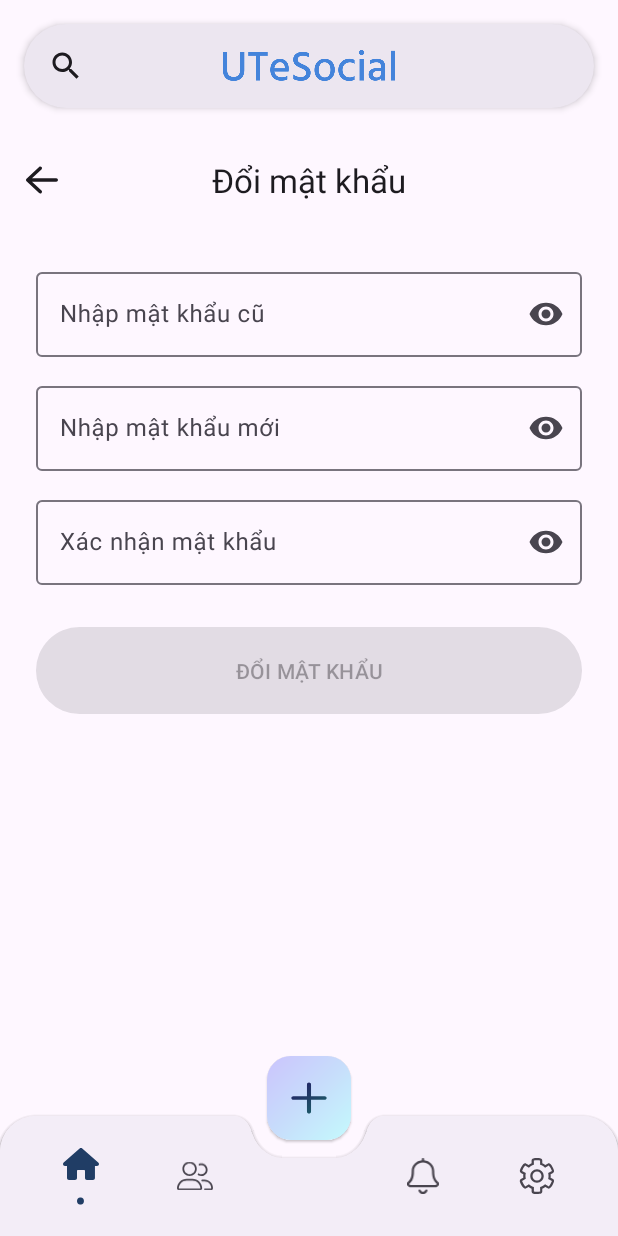
After one commit to VinhSama/UTeSocial, an Android app: the ChangePasswordFragment screen opened through its navigation route, on a phone screen of 412 x 824 dp. The commit adds this screen. Run offline under Robolectric (Android 15) with nearby library versions, the phone set to English and light mode, and no system bars; our stand-ins replace Dagger/Hilt's generated code, RxJava, Shimmer, data binding, paging; network calls fail; 1 statement that could not run was skipped.

Commit message:
Add UI Change Password & Change Avatar

```diff
--- /dev/null
+++ b/app/src/main/res/layout/fragment_change_password.xml
@@ -0,0 +1,120 @@
+<?xml version="1.0" encoding="utf-8"?>
+<layout xmlns:android="http://schemas.android.com/apk/res/android"
+    xmlns:app="http://schemas.android.com/apk/res-auto"
+    xmlns:tools="http://schemas.android.com/tools">
+
+    <data>
+
+        <variable
+            name="fragment"
+            type="com.utesocial.android.feature_change_password.presentation.element.ChangePasswordFragment" />
+
+    </data>
+
+    <androidx.coordinatorlayout.widget.CoordinatorLayout
+        android:id="@+id/coordinator_layout_root"
+        android:layout_width="match_parent"
+        android:layout_height="match_parent"
+        tools:context=".feature_change_password.presentation.element.ChangePasswordFragment">
+
+        <com.google.android.material.appbar.AppBarLayout
+            android:id="@+id/app_bar_layout"
+            android:layout_width="match_parent"
+            android:layout_height="wrap_content">
+
+            <com.google.android.material.appbar.MaterialToolbar
+                android:id="@+id/toolbar"
+                android:layout_width="match_parent"
+                android:layout_height="wrap_content"
+                android:minHeight="?attr/actionBarSize"
+                android:paddingStart="0dp"
+                android:paddingEnd="8dp"
+                app:navigationIcon="@drawable/ico_arrow_left_regular"
+                app:navigationIconTint="?attr/colorOnSurface"
+                app:title="@string/str_fra_change_pass_tb_title"
+                app:titleCentered="true" />
+
+        </com.google.android.material.appbar.AppBarLayout>
+
+        <androidx.core.widget.NestedScrollView
+            android:id="@+id/scroll_view_content"
+            android:layout_width="match_parent"
+            android:layout_height="match_parent"
+            app:layout_behavior="@string/appbar_scrolling_view_behavior">
+
+            <LinearLayout
+                android:id="@+id/linear_layout_content"
+                android:layout_width="match_parent"
+                android:layout_height="match_parent"
+                android:orientation="vertical"
+                android:padding="24dp">
+
+                <com.google.android.material.textfield.TextInputLayout
+                    android:id="@+id/text_input_layout_password_old"
+                    android:layout_width="match_parent"
+                    android:layout_height="wrap_content"
+                    android:layout_marginBottom="14dp"
+                    android:hint="@string/str_fra_change_pass_til_password_old"
+                    app:endIconMode="password_toggle">
+
+                    <com.google.android.material.textfield.TextInputEditText
+                        android:id="@+id/text_input_edit_text_password_old"
+                        android:layout_width="match_parent"
+                        android:layout_height="wrap_content"
+                        android:afterTextChanged="@{text -> fragment.checkOldPassword()}"
+                        android:imeOptions="actionNext"
+                        android:inputType="textPassword" />
+
+                </com.google.android.material.textfield.TextInputLayout>
+
+                <com.google.android.material.textfield.TextInputLayout
+                    android:id="@+id/text_input_layout_password_new"
+                    android:layout_width="match_parent"
+                    android:layout_height="wrap_content"
+                    android:layout_marginBottom="14dp"
+                    android:hint="@string/str_fra_change_pass_til_password_new"
+                    app:endIconMode="password_toggle">
+
+                    <com.google.android.material.textfield.TextInputEditText
+                        android:id="@+id/text_input_edit_text_password_new"
+                        android:layout_width="match_parent"
+                        android:layout_height="wrap_content"
+                        android:afterTextChanged="@{text -> fragment.checkNewPassword()}"
+                        android:imeOptions="actionNext"
+                        android:inputType="textPassword" />
+
+                </com.google.android.material.textfield.TextInputLayout>
+
+                <com.google.android.material.textfield.TextInputLayout
+                    android:id="@+id/text_input_layout_password_confirm"
+                    android:layout_width="match_parent"
+                    android:layout_height="wrap_content"
+                    android:layout_marginBottom="24dp"
+                    android:hint="@string/str_fra_change_pass_til_password_confirm"
+                    app:endIconMode="password_toggle">
+
+                    <com.google.android.material.textfield.TextInputEditText
+                        android:id="@+id/text_input_edit_text_password_confirm"
+                        android:layout_width="match_parent"
+                        android:layout_height="wrap_content"
+                        android:afterTextChanged="@{text -> fragment.checkConfirmPassword()}"
+                        android:imeOptions="actionDone"
+                        android:inputType="textPassword" />
+
+                </com.google.android.material.textfield.TextInputLayout>
+
+                <com.google.android.material.button.MaterialButton
+                    android:id="@+id/button_change_password"
+                    android:layout_width="match_parent"
+                    android:layout_height="66dp"
+                    android:enabled="false"
+                    android:text="@string/str_fra_change_pass_tb_title"
+                    android:textAllCaps="true" />
+
+            </LinearLayout>
+
+        </androidx.core.widget.NestedScrollView>
+
+    </androidx.coordinatorlayout.widget.CoordinatorLayout>
+
+</layout>
--- a/app/src/main/res/navigation/nav_act_main.xml
+++ b/app/src/main/res/navigation/nav_act_main.xml
@@ -57,6 +57,22 @@
             app:popEnterAnim="@android:anim/fade_in"
             app:popExitAnim="@android:anim/fade_out" />
 
+        <action
+            android:id="@+id/action_settings_change_avatar"
+            app:destination="@id/item_fra_change_avatar"
+            app:enterAnim="@anim/anim_slide_up"
+            app:exitAnim="@anim/anim_slide_down"
+            app:popEnterAnim="@anim/anim_slide_up"
+            app:popExitAnim="@anim/anim_slide_down" />
+
+        <action
+            android:id="@+id/action_settings_change_password"
+            app:destination="@id/item_fra_change_password"
+            app:enterAnim="@anim/anim_slide_up"
+            app:exitAnim="@anim/anim_slide_down"
+            app:popEnterAnim="@anim/anim_slide_up"
+            app:popExitAnim="@anim/anim_slide_down" />
+
     </fragment>
 
     <fragment
@@ -93,4 +109,16 @@
 
     </fragment>
 
+    <fragment
+        android:id="@+id/item_fra_change_avatar"
+        android:name="com.utesocial.android.feature_change_avatar.presentation.element.ChangeAvatarFragment"
+        android:label="ChangeAvatarFragment"
+        tools:layout="@layout/fragment_change_avatar" />
+
+    <fragment
+        android:id="@+id/item_fra_change_password"
+        android:name="com.utesocial.android.feature_change_password.presentation.element.ChangePasswordFragment"
+        android:label="ChangePasswordFragment"
+        tools:layout="@layout/fragment_change_password" />
+
 </navigation>
--- a/app/src/main/res/values/strings.xml
+++ b/app/src/main/res/values/strings.xml
@@ -176,4 +176,13 @@
     <string name="str_fra_profile_candidate_tv_identity_code"><b><i>Mã thí sinh:</i></b></string>
     <string name="str_fra_profile_candidate_tv_major"><b><i>Ngành dự định:</i></b></string>
     <string name="str_fra_profile_candidate_tv_school"><b><i>Trường hiện tại:</i></b></string>
+
+    <string name="str_fra_change_avatar_tb_title">Đổi ảnh đại diện</string>
+    <string name="str_fra_change_avatar_btn_choose_image">Chọn hình ảnh</string>
+    <string name="str_fra_change_avatar_btn_save">Lưu</string>
+
+    <string name="str_fra_change_pass_tb_title">Đổi mật khẩu</string>
+    <string name="str_fra_change_pass_til_password_old">Nhập mật khẩu cũ</string>
+    <string name="str_fra_change_pass_til_password_new">Nhập mật khẩu mới</string>
+    <string name="str_fra_change_pass_til_password_confirm">Xác nhận mật khẩu</string>
 </resources>
```
Also changed, not shown: app/src/main/java/com/utesocial/android/feature_change_avatar/presentation/element/ChangeAvatarFragment.kt (added, +58 -0 lines), app/src/main/java/com/utesocial/android/feature_change_password/presentation/element/ChangePasswordFragment.kt (added, +154 -0 lines), app/src/main/java/com/utesocial/android/feature_settings/presentation/element/SettingsFragment.kt (+17 -0 lines), app/src/main/res/layout/fragment_change_avatar.xml (added, +90 -0 lines).
